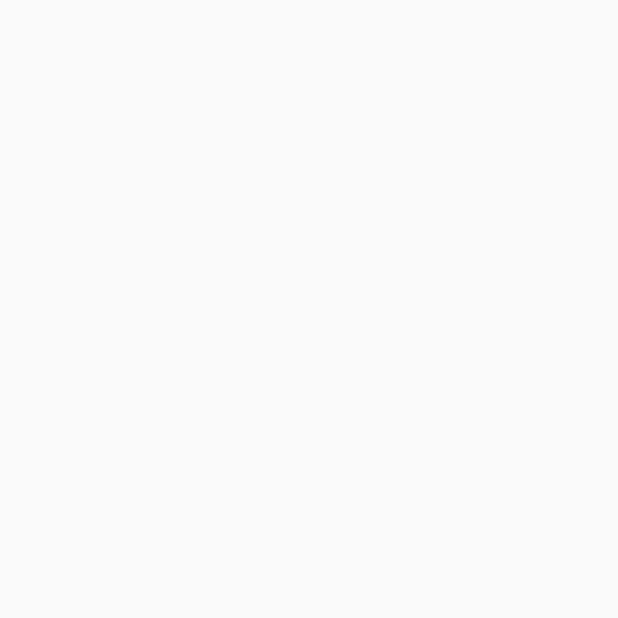
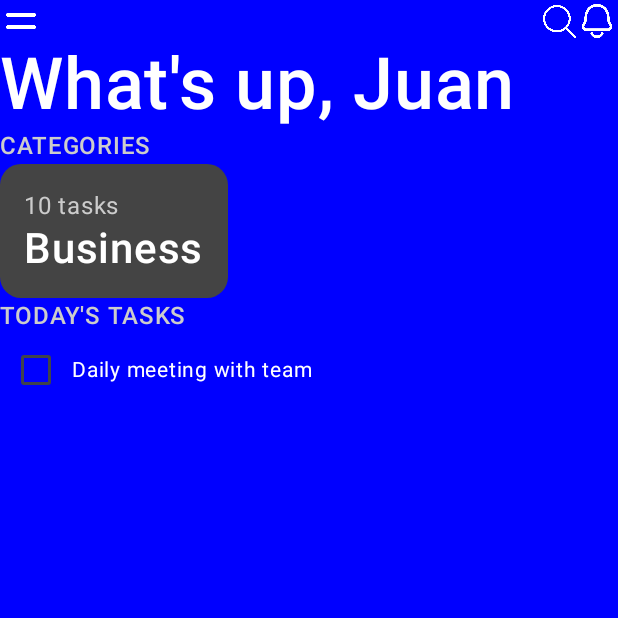
Before and after one commit to Yonjar-Android/TodoApp2025, an Android app built with Jetpack Compose: the screen it shows after launch (MainActivity), on a phone screen of 412 x 824 dp, the top half of it. Before the commit the part shown is empty. Run offline under Robolectric (Android 15) with nearby library versions, the phone set to English and light mode, and no system bars.

Commit message:
feat(ui): add icon images to the project
- Add icon images for navigation and actions

feat(ui): define color palette

- Update theme configuration to use new colors

feat(ui): create main screen structure

- Implement layout for main screen
- Add placeholder components for future development

```diff
--- a/app/src/main/java/com/example/todoapp/MainActivity.kt
+++ b/app/src/main/java/com/example/todoapp/MainActivity.kt
@@ -11,6 +11,7 @@ import androidx.compose.material3.Text
 import androidx.compose.runtime.Composable
 import androidx.compose.ui.Modifier
 import androidx.compose.ui.tooling.preview.Preview
+import com.example.todoapp.presentation.mainScreen.MainTaskScreen
 import com.example.todoapp.ui.theme.TodoAppTheme
 
 class MainActivity : ComponentActivity() {
@@ -19,7 +20,7 @@ class MainActivity : ComponentActivity() {
         enableEdgeToEdge()
         setContent {
             TodoAppTheme {
-
+                MainTaskScreen()
             }
         }
     }
--- a/app/src/main/java/com/example/todoapp/TodoApplication.kt
+++ b/app/src/main/java/com/example/todoapp/TodoApplication.kt
@@ -4,6 +4,4 @@ import android.app.Application
 import dagger.hilt.android.HiltAndroidApp
 
 @HiltAndroidApp
-class TodoApplication: Application(){
-
-}
+class TodoApplication: Application()
--- /dev/null
+++ b/app/src/main/java/com/example/todoapp/presentation/mainScreen/MainTaskScreen.kt
@@ -0,0 +1,172 @@
+package com.example.todoapp.presentation.mainScreen
+
+import androidx.compose.foundation.BorderStroke
+import androidx.compose.foundation.background
+import androidx.compose.foundation.border
+import androidx.compose.foundation.layout.Arrangement
+import androidx.compose.foundation.layout.Box
+import androidx.compose.foundation.layout.Column
+import androidx.compose.foundation.layout.Row
+import androidx.compose.foundation.layout.fillMaxSize
+import androidx.compose.foundation.layout.fillMaxWidth
+import androidx.compose.foundation.layout.padding
+import androidx.compose.foundation.layout.size
+import androidx.compose.foundation.layout.systemBarsPadding
+import androidx.compose.foundation.lazy.LazyColumn
+import androidx.compose.foundation.lazy.LazyRow
+import androidx.compose.foundation.shape.RoundedCornerShape
+import androidx.compose.material3.Checkbox
+import androidx.compose.material3.Icon
+import androidx.compose.material3.Text
+import androidx.compose.runtime.Composable
+import androidx.compose.ui.Alignment
+import androidx.compose.ui.Modifier
+import androidx.compose.ui.draw.clip
+import androidx.compose.ui.graphics.Brush
+import androidx.compose.ui.graphics.Color
+import androidx.compose.ui.res.painterResource
+import androidx.compose.ui.text.font.FontWeight
+import androidx.compose.ui.unit.Dp
+import androidx.compose.ui.unit.dp
+import androidx.compose.ui.unit.sp
+import com.example.todoapp.R
+
+@Composable
+fun MainTaskScreen() {
+    Column(
+        modifier = Modifier
+            .fillMaxSize()
+            .background(color = Color.Blue)
+            .systemBarsPadding()
+    ) {
+        FirstIconRow()
+
+        Text(
+            "What's up, Juan",
+            color = Color.White,
+            fontSize = 48.sp,
+            fontWeight = FontWeight.SemiBold
+        )
+
+        CategoriesRow()
+
+        TasksColumn()
+    }
+}
+
+@Composable
+fun FirstIconRow() {
+    Row(
+        modifier = Modifier.fillMaxWidth(),
+        horizontalArrangement = Arrangement.SpaceBetween,
+        verticalAlignment = Alignment.CenterVertically
+    ) {
+
+        IconFunc(
+            size = 28.dp, idImage = R.drawable.menu, iconDescription = "Menu icon"
+        )
+
+        Row(
+            modifier = Modifier, verticalAlignment = Alignment.CenterVertically
+        ) {
+
+            IconFunc(
+                size = 22.dp, idImage = R.drawable.search, iconDescription = "Search bar icon"
+            )
+
+            IconFunc(
+                size = 28.dp, idImage = R.drawable.bell, iconDescription = "Notification bell icon"
+            )
+
+        }
+    }
+}
+
+@Composable
+fun CategoriesRow() {
+    Column(modifier = Modifier.fillMaxWidth()) {
+        Text(
+            "CATEGORIES",
+            color = Color.LightGray,
+            fontSize = 16.sp,
+            fontWeight = FontWeight.Medium
+        )
+
+        LazyRow {
+            items(1) {
+                CategoriesItem()
+            }
+        }
+    }
+}
+
+@Composable
+fun CategoriesItem() {
+    Column(
+        modifier = Modifier
+            .clip(shape = RoundedCornerShape(14.dp))
+            .background(Color.DarkGray)
+
+    ) {
+        Column(modifier = Modifier
+            .padding(16.dp)
+            ) {
+            Text(
+                text = "10 tasks",
+                color = Color.LightGray,
+                fontSize = 16.sp
+            )
+
+            Text(
+                text = "Business",
+                color = Color.White,
+                fontSize = 28.sp,
+                fontWeight = FontWeight.Medium
+            )
+        }
+    }
+}
+
+@Composable
+fun TasksColumn(){
+    Column {
+        Text(
+            "TODAY'S TASKS",
+            color = Color.LightGray,
+            fontSize = 16.sp,
+            fontWeight = FontWeight.Medium
+        )
+
+        LazyColumn {
+            items(1){
+                TasksItem()
+            }
+        }
+    }
+}
+
+@Composable
+fun TasksItem(){
+    Row(modifier = Modifier.fillMaxWidth(),
+        verticalAlignment = Alignment.CenterVertically) {
+        Checkbox(
+            checked = false,
+            onCheckedChange = {}
+        )
+
+        Text("Daily meeting with team",
+            color = Color.White,
+            fontSize = 14.sp)
+    }
+}
+
+
+@Composable
+fun IconFunc(idImage: Int, size: Dp, iconDescription: String) {
+    Icon(
+        modifier = Modifier.size(size),
+        painter = painterResource(id = idImage),
+        contentDescription = iconDescription,
+        tint = Color.White
+    )
+}
--- a/app/src/main/java/com/example/todoapp/ui/theme/Color.kt
+++ b/app/src/main/java/com/example/todoapp/ui/theme/Color.kt
@@ -9,3 +9,8 @@ val Pink80 = Color(0xFFEFB8C8)
 val Purple40 = Color(0xFF6650a4)
 val PurpleGrey40 = Color(0xFF625b71)
 val Pink40 = Color(0xFF7D5260)
+
+val BlueBg = Color(0XFF344FA1)
+val BlueBgTwo = Color(0XFF031956)
+val cyanText = Color(0XFF6D89DB)
+val PinkButton = Color(0XFFEA04FF)
```
Also changed, not shown: app/src/main/res/drawable/analytics.png (added), app/src/main/res/drawable/bell.png (added), app/src/main/res/drawable/category.png (added), app/src/main/res/drawable/menu.png (added), app/src/main/res/drawable/search.png (added).
